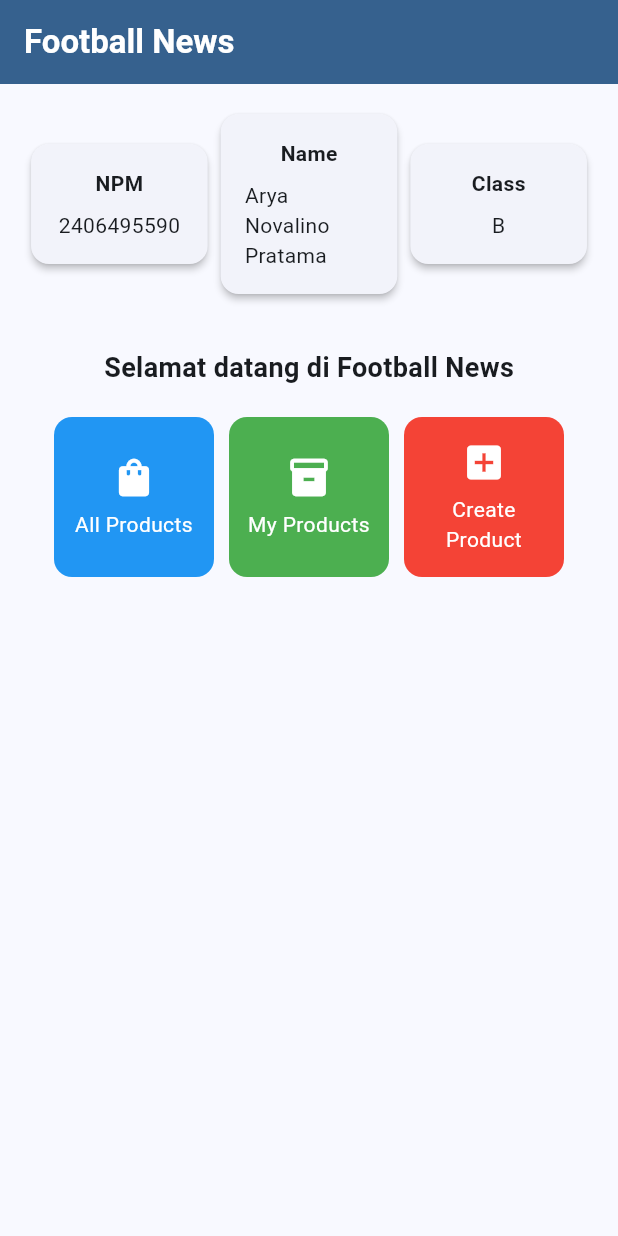
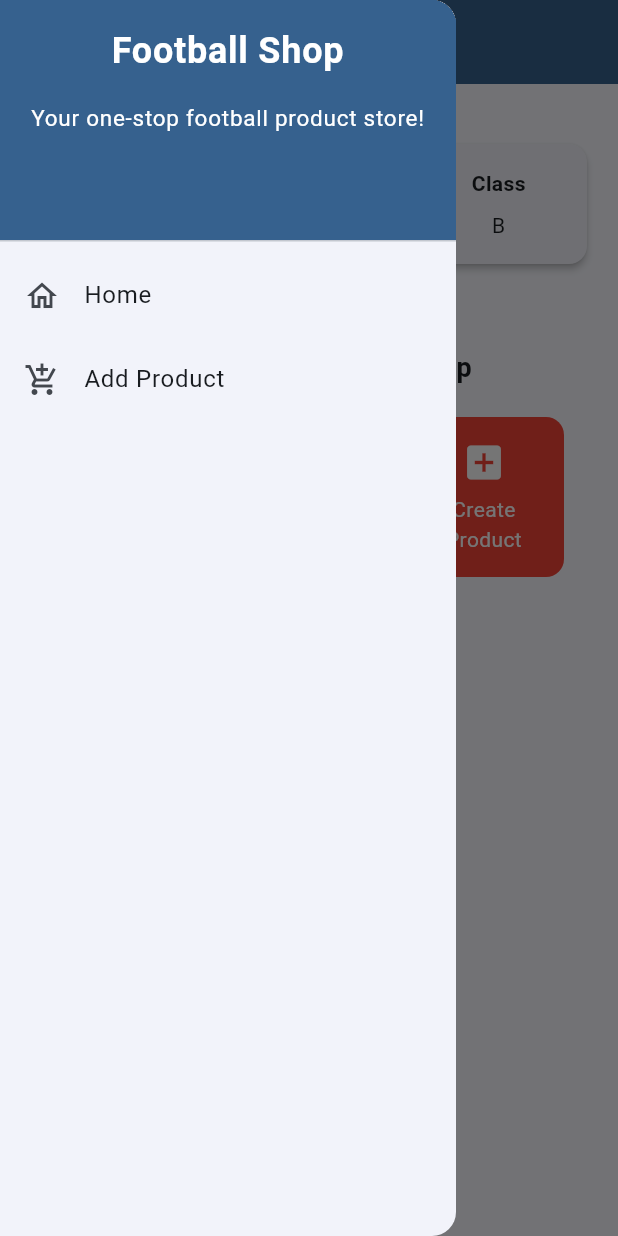
Before and after one commit to AryNovv/football-shop-mobile, a Flutter app: the screen it shows after launch, with the side drawer open (before the commit the screen has no drawer), on a phone screen of 412 x 824 dp. Run offline on Flutter 3.47's test engine with Material 3 defaults, Android fonts, the phone set to English and light mode, and no system bars.

Commit message:
tugas 8 done

```diff
--- a/lib/main.dart
+++ b/lib/main.dart
@@ -1,5 +1,5 @@
 import 'package:flutter/material.dart';
-import 'package:football_shop/menu.dart';
+import 'package:football_shop/screens/menu.dart';
 
 void main() {
   runApp(const MyApp());
--- a/lib/menu.dart
+++ b/lib/screens/menu.dart
@@ -1,4 +1,6 @@
 import 'package:flutter/material.dart';
+import 'package:football_shop/widgets/left_drawer.dart';
+import 'package:football_shop/widgets/product_card.dart';
 
 class MyHomePage extends StatelessWidget {
   MyHomePage({super.key});
@@ -18,14 +20,16 @@ class MyHomePage extends StatelessWidget {
     return Scaffold(
       appBar: AppBar(
         title: const Text(
-          'Football News',
+          'Football Shop',
           style: TextStyle(
             color: Colors.white,
             fontWeight: FontWeight.bold,
           ),
         ),
         backgroundColor: Theme.of(context).colorScheme.primary,
+        iconTheme: const IconThemeData(color: Colors.white),
       ),
+      drawer: const LeftDrawer(),
       body: Padding(
         padding: const EdgeInsets.all(16.0),
         child: Column(
@@ -46,7 +50,7 @@ class MyHomePage extends StatelessWidget {
                   const Padding(
                     padding: EdgeInsets.only(top: 16.0),
                     child: Text(
-                      'Selamat datang di Football News',
+                      'Welcome to Football Shop',
                       style: TextStyle(
                         fontWeight: FontWeight.bold,
                         fontSize: 18.0,
@@ -73,83 +77,3 @@ class MyHomePage extends StatelessWidget {
     );
   }
 }
-
-class InfoCard extends StatelessWidget {
-  final String title;
-  final String content;
-
-  const InfoCard({super.key, required this.title, required this.content});
-
-  @override
-  Widget build(BuildContext context) {
-    return Card(
-      elevation: 2.0,
-      child: Container(
-        width: MediaQuery.of(context).size.width / 3.5,
-        padding: const EdgeInsets.all(16.0),
-        child: Column(
-          children: [
-            Text(
-              title,
-              style: const TextStyle(fontWeight: FontWeight.bold),
-            ),
-            const SizedBox(height: 8.0),
-            Text(content),
-          ],
-        ),
-      ),
-    );
-  }
-}
-
-class ItemHomepage {
-  final String name;
-  final IconData icon;
-  final Color color;
-
-  ItemHomepage(this.name, this.icon, this.color);
-}
-
-class ItemCard extends StatelessWidget {
-  final ItemHomepage item;
-
-  const ItemCard(this.item, {super.key});
-
-  @override
-  Widget build(BuildContext context) {
-    return Material(
-      color: item.color,
-      borderRadius: BorderRadius.circular(12),
-      child: InkWell(
-        onTap: () {
-          ScaffoldMessenger.of(context)
-            ..hideCurrentSnackBar()
-            ..showSnackBar(
-              SnackBar(content: Text("Kamu telah menekan tombol ${item.name}")),
-            );
-        },
-        child: Container(
-          padding: const EdgeInsets.all(8),
-          child: Center(
-            child: Column(
-              mainAxisAlignment: MainAxisAlignment.center,
-              children: [
-                Icon(
-                  item.icon,
-                  color: Colors.white,
-                  size: 30.0,
-                ),
-                const Padding(padding: EdgeInsets.all(3)),
-                Text(
-                  item.name,
-                  textAlign: TextAlign.center,
-                  style: const TextStyle(color: Colors.white),
-                ),
-              ],
-            ),
-          ),
-        ),
-      ),
-    );
-  }
-}
--- /dev/null
+++ b/lib/widgets/left_drawer.dart
@@ -0,0 +1,68 @@
+import 'package:flutter/material.dart';
+import 'package:football_shop/screens/menu.dart';
+import 'package:football_shop/screens/product_form.dart';
+
+class LeftDrawer extends StatelessWidget {
+  const LeftDrawer({super.key});
+
+  @override
+  Widget build(BuildContext context) {
+    return Drawer(
+      child: ListView(
+        children: [
+          DrawerHeader(
+            decoration: BoxDecoration(
+              color: Theme.of(context).colorScheme.primary,
+            ),
+            child: const Column(
+              children: [
+                Text(
+                  'Football Shop',
+                  textAlign: TextAlign.center,
+                  style: TextStyle(
+                    fontSize: 24,
+                    fontWeight: FontWeight.bold,
+                    color: Colors.white,
+                  ),
+                ),
+                Padding(padding: EdgeInsets.all(8)),
+                Text(
+                  "Your one-stop football product store!",
+                  textAlign: TextAlign.center,
+                  style: TextStyle(
+                    fontSize: 15,
+                    color: Colors.white,
+                  ),
+                ),
+              ],
+            ),
+          ),
+          ListTile(
+            leading: const Icon(Icons.home_outlined),
+            title: const Text('Home'),
+            onTap: () {
+              Navigator.pushReplacement(
+                context,
+                MaterialPageRoute(
+                  builder: (context) => MyHomePage(),
+                ),
+              );
+            },
+          ),
+          ListTile(
+            leading: const Icon(Icons.add_shopping_cart),
+            title: const Text('Add Product'),
+            onTap: () {
+              Navigator.push(
+                context,
+                MaterialPageRoute(
+                  builder: (context) => const ProductFormPage(),
+                ),
+              );
+            },
+          ),
+        ],
+      ),
+    );
+  }
+}
--- /dev/null
+++ b/lib/widgets/product_card.dart
@@ -0,0 +1,94 @@
+import 'package:flutter/material.dart';
+import 'package:football_shop/screens/product_form.dart';
+
+class ItemHomepage {
+  final String name;
+  final IconData icon;
+  final Color color;
+
+  ItemHomepage(this.name, this.icon, this.color);
+}
+
+class ItemCard extends StatelessWidget {
+  final ItemHomepage item;
+
+  const ItemCard(this.item, {super.key});
+
+  @override
+  Widget build(BuildContext context) {
+    return Material(
+      color: item.color,
+      borderRadius: BorderRadius.circular(12),
+      child: InkWell(
+        onTap: () {
+          ScaffoldMessenger.of(context)
+            ..hideCurrentSnackBar()
+            ..showSnackBar(
+              SnackBar(
+                content: Text("Kamu telah menekan tombol ${item.name}"),
+              ),
+            );
+
+          // Navigate to route based on button type
+          if (item.name == "Create Product") {
+            Navigator.push(
+              context,
+              MaterialPageRoute(
+                builder: (context) => const ProductFormPage(),
+              ),
+            );
+          }
+        },
+        child: Container(
+          padding: const EdgeInsets.all(8),
+          child: Center(
+            child: Column(
+              mainAxisAlignment: MainAxisAlignment.center,
+              children: [
+                Icon(
+                  item.icon,
+                  color: Colors.white,
+                  size: 30.0,
+                ),
+                const Padding(padding: EdgeInsets.all(3)),
+                Text(
+                  item.name,
+                  textAlign: TextAlign.center,
+                  style: const TextStyle(color: Colors.white),
+                ),
+              ],
+            ),
+          ),
+        ),
+      ),
+    );
+  }
+}
+
+class InfoCard extends StatelessWidget {
+  final String title;
+  final String content;
+
+  const InfoCard({super.key, required this.title, required this.content});
+
+  @override
+  Widget build(BuildContext context) {
+    return Card(
+      elevation: 2.0,
+      child: Container(
+        width: MediaQuery.of(context).size.width / 3.5,
+        padding: const EdgeInsets.all(16.0),
+        child: Column(
+          children: [
+            Text(
+              title,
+              style: const TextStyle(fontWeight: FontWeight.bold),
+            ),
+            const SizedBox(height: 8.0),
+            Text(content),
+          ],
+        ),
+      ),
+    );
+  }
+}
```
Also changed, not shown: lib/screens/product_form.dart (added, +256 -0 lines).
